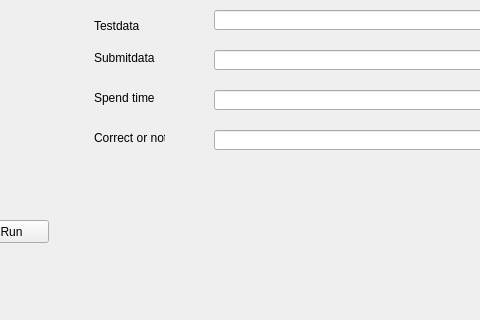
Qt form mainwindow.ui (eric56421/AOOP-Final-Project) before a commit; both pictures show x 306 to 786 and y 97 to 417 of the 939 by 417 pixel window.
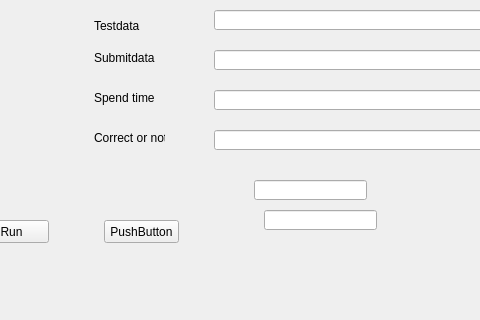
The same form after that commit.

Patch:
```diff
--- a/mainwindow.ui
+++ b/mainwindow.ui
@@ -203,6 +203,39 @@
      </property>
     </item>
    </widget>
+   <widget class="QLineEdit" name="lineEdit">
+    <property name="geometry">
+     <rect>
+      <x>560</x>
+      <y>260</y>
+      <width>113</width>
+      <height>20</height>
+     </rect>
+    </property>
+   </widget>
+   <widget class="QLineEdit" name="lineEdit_2">
+    <property name="geometry">
+     <rect>
+      <x>570</x>
+      <y>290</y>
+      <width>113</width>
+      <height>20</height>
+     </rect>
+    </property>
+   </widget>
+   <widget class="QPushButton" name="pushButton">
+    <property name="geometry">
+     <rect>
+      <x>410</x>
+      <y>300</y>
+      <width>75</width>
+      <height>23</height>
+     </rect>
+    </property>
+    <property name="text">
+     <string>PushButton</string>
+    </property>
+   </widget>
   </widget>
   <widget class="QMenuBar" name="menuBar">
    <property name="geometry">
```
